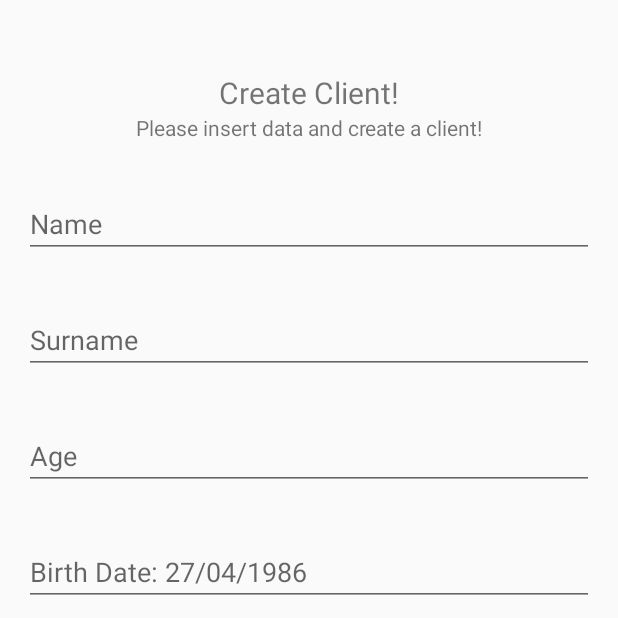
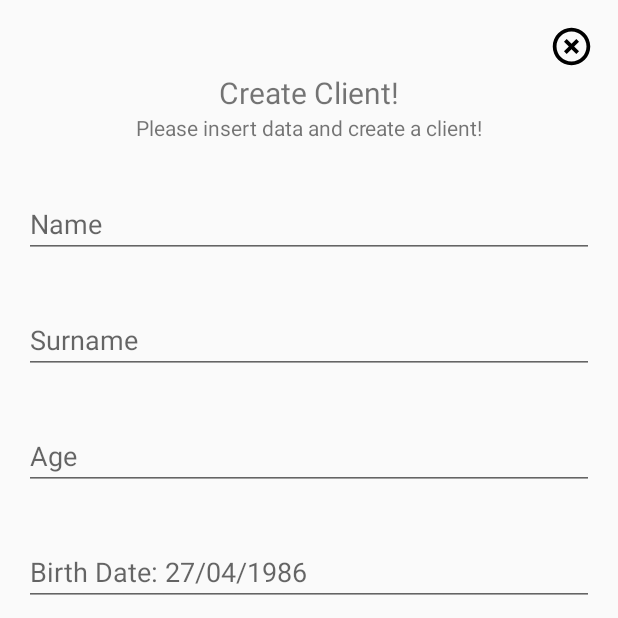
Before and after one commit to nicolasfanin/retotech, an Android app: the HomeFragment screen opened through its navigation route, on a phone screen of 412 x 824 dp, the top half of it. Run offline under Robolectric (Android 15) with nearby library versions, the phone set to English and light mode, and no system bars; our stand-ins replace Firebase (no records; nobody signed in at launch, a user with empty details on screens opened directly), RxJava.

Commit message:
Close session

```diff
--- a/app/src/main/java/com/nicolasfanin/retotech/data/repository/LoginRepoImpl.java
+++ b/app/src/main/java/com/nicolasfanin/retotech/data/repository/LoginRepoImpl.java
@@ -38,4 +38,9 @@ public class LoginRepoImpl implements LoginRepo {
     public FirebaseUser getSignedInUser() {
         return firebaseApi.getSignedInUser();
     }
+
+    @Override
+    public void signOut() {
+        firebaseApi.signOut();
+    }
 }
--- a/app/src/main/java/com/nicolasfanin/retotech/domain/repository/LoginRepo.java
+++ b/app/src/main/java/com/nicolasfanin/retotech/domain/repository/LoginRepo.java
@@ -15,4 +15,6 @@ public interface LoginRepo {
     Task<AuthResult> signInUser(PhoneAuthCredential credential);
 
     FirebaseUser getSignedInUser();
+
+    void signOut();
 }
--- a/app/src/main/java/com/nicolasfanin/retotech/domain/usecase/AuthenticateUserUseCase.java
+++ b/app/src/main/java/com/nicolasfanin/retotech/domain/usecase/AuthenticateUserUseCase.java
@@ -47,4 +47,8 @@ public class AuthenticateUserUseCase {
                     .defaultIfEmpty(EMPTY_VALUE)
                     .subscribeOn(Schedulers.io());
     }
+
+    public void signOut() {
+        repository.signOut();
+    }
 }
--- a/app/src/main/java/com/nicolasfanin/retotech/presentation/fragment/HomeFragment.java
+++ b/app/src/main/java/com/nicolasfanin/retotech/presentation/fragment/HomeFragment.java
@@ -10,6 +10,7 @@ import android.view.ViewGroup;
 import android.widget.Button;
 import android.widget.DatePicker;
 import android.widget.EditText;
+import android.widget.ImageButton;
 import android.widget.Toast;
 
 import com.nicolasfanin.retotech.R;
@@ -25,6 +26,7 @@ import javax.inject.Inject;
 
 import androidx.annotation.NonNull;
 import androidx.annotation.Nullable;
+import androidx.navigation.Navigation;
 
 public class HomeFragment extends BaseFragment {
 
@@ -39,6 +41,7 @@ public class HomeFragment extends BaseFragment {
     private EditText ageEditText;
     private EditText birthDateEditText;
     private Button createClientButton;
+    private ImageButton signOutButton;
 
 
     @Nullable
@@ -55,6 +58,7 @@ public class HomeFragment extends BaseFragment {
     }
 
     public void initViews() {
+        signOutButton = rootView.findViewById(R.id.home_sign_out_button);
         nameEditText = rootView.findViewById(R.id.name_edit_text);
         surnameEditText = rootView.findViewById(R.id.surname_edit_text);
         ageEditText = rootView.findViewById(R.id.age_edit_text);
@@ -91,6 +95,14 @@ public class HomeFragment extends BaseFragment {
                         surnameEditText.getText().toString(),
                         Integer.parseInt(ageEditText.getText().toString()),
                         birthDateEditText.getText().toString()));
+            }
+        });
+
+        signOutButton.setOnClickListener(new View.OnClickListener() {
+            @Override
+            public void onClick(View v) {
+                viewModel.signOut();
+                Navigation.findNavController(requireView()).navigate(R.id.action_homeFragment_to_splashFragment);
             }
         });
     }
--- a/app/src/main/java/com/nicolasfanin/retotech/presentation/fragment/SplashFragment.java
+++ b/app/src/main/java/com/nicolasfanin/retotech/presentation/fragment/SplashFragment.java
@@ -6,10 +6,8 @@ import android.view.LayoutInflater;
 import android.view.View;
 import android.view.ViewGroup;
 
-import com.google.firebase.auth.FirebaseUser;
 import com.nicolasfanin.retotech.R;
 import com.nicolasfanin.retotech.core.platform.BaseFragment;
-import com.nicolasfanin.retotech.presentation.viewmodel.AuthViewModel;
 import com.nicolasfanin.retotech.presentation.viewmodel.SplashViewModel;
 
 import javax.inject.Inject;
--- a/app/src/main/java/com/nicolasfanin/retotech/presentation/viewmodel/HomeViewModel.java
+++ b/app/src/main/java/com/nicolasfanin/retotech/presentation/viewmodel/HomeViewModel.java
@@ -2,6 +2,7 @@ package com.nicolasfanin.retotech.presentation.viewmodel;
 
 import com.nicolasfanin.retotech.core.platform.BaseViewModel;
 import com.nicolasfanin.retotech.domain.model.ClientModel;
+import com.nicolasfanin.retotech.domain.usecase.AuthenticateUserUseCase;
 import com.nicolasfanin.retotech.domain.usecase.CreateClientUseCase;
 
 import javax.inject.Inject;
@@ -14,6 +15,8 @@ public class HomeViewModel extends BaseViewModel {
 
     @Inject
     CreateClientUseCase createClientUseCase;
+    @Inject
+    AuthenticateUserUseCase authenticateUserUseCase;
 
     public MutableLiveData<String> clientCreated = new MutableLiveData<>();
 
@@ -32,5 +35,7 @@ public class HomeViewModel extends BaseViewModel {
         return clientCreated;
     }
 
-
+    public void signOut() {
+        authenticateUserUseCase.signOut();
+    }
 }
--- /dev/null
+++ b/app/src/main/res/drawable/ic_log_out.xml
@@ -0,0 +1,9 @@
+<vector xmlns:android="http://schemas.android.com/apk/res/android"
+    android:width="24dp"
+    android:height="24dp"
+    android:viewportWidth="24"
+    android:viewportHeight="24">
+  <path
+      android:fillColor="#FF000000"
+      android:pathData="M14.59,8L12,10.59 9.41,8 8,9.41 10.59,12 8,14.59 9.41,16 12,13.41 14.59,16 16,14.59 13.41,12 16,9.41 14.59,8zM12,2C6.47,2 2,6.47 2,12s4.47,10 10,10 10,-4.47 10,-10S17.53,2 12,2zM12,20c-4.41,0 -8,-3.59 -8,-8s3.59,-8 8,-8 8,3.59 8,8 -3.59,8 -8,8z"/>
+</vector>
--- a/app/src/main/res/layout/fragment_home.xml
+++ b/app/src/main/res/layout/fragment_home.xml
@@ -5,6 +5,15 @@
     android:layout_width="match_parent"
     android:layout_height="match_parent"
     android:layout_margin="16dp">
+
+    <ImageButton
+        android:id="@+id/home_sign_out_button"
+        android:layout_width="30dp"
+        android:layout_height="30dp"
+        android:background="@drawable/ic_log_out"
+        android:contentDescription="Sign out"
+        app:layout_constraintEnd_toEndOf="parent"
+        app:layout_constraintTop_toTopOf="parent" />
 
     <TextView
         android:id="@+id/home_create_client_text_view"
@@ -46,9 +55,9 @@
         android:layout_width="match_parent"
         android:layout_height="wrap_content"
         android:layout_marginTop="@dimen/default_top_margin"
-        android:inputType="text"
         android:hint="Surname"
         android:imeOptions="actionNext"
+        android:inputType="text"
         android:maxLines="1"
         android:nextFocusDown="@id/age_edit_text"
         app:layout_constraintEnd_toEndOf="parent"
@@ -90,9 +99,9 @@
         android:layout_width="match_parent"
         android:layout_height="wrap_content"
         android:layout_marginTop="@dimen/default_top_margin"
-        android:hint="CREATE CLIENT"
         android:background="@color/disabled_button"
         android:enabled="false"
+        android:hint="CREATE CLIENT"
         app:layout_constraintBottom_toBottomOf="parent"
         app:layout_constraintEnd_toEndOf="parent"
         app:layout_constraintStart_toStartOf="parent" />
--- a/app/src/main/res/navigation/app_navigation.xml
+++ b/app/src/main/res/navigation/app_navigation.xml
@@ -25,5 +25,9 @@
     <fragment
         android:id="@+id/homeFragment"
         android:name="com.nicolasfanin.retotech.presentation.fragment.HomeFragment"
-        android:label="HomeFragment" />
+        android:label="HomeFragment" >
+        <action
+            android:id="@+id/action_homeFragment_to_splashFragment"
+            app:destination="@id/splashFragment" />
+    </fragment>
 </navigation>
```
Also changed, not shown: app/src/main/res/layout/fragment_splash.xml (+13 -0 lines).
